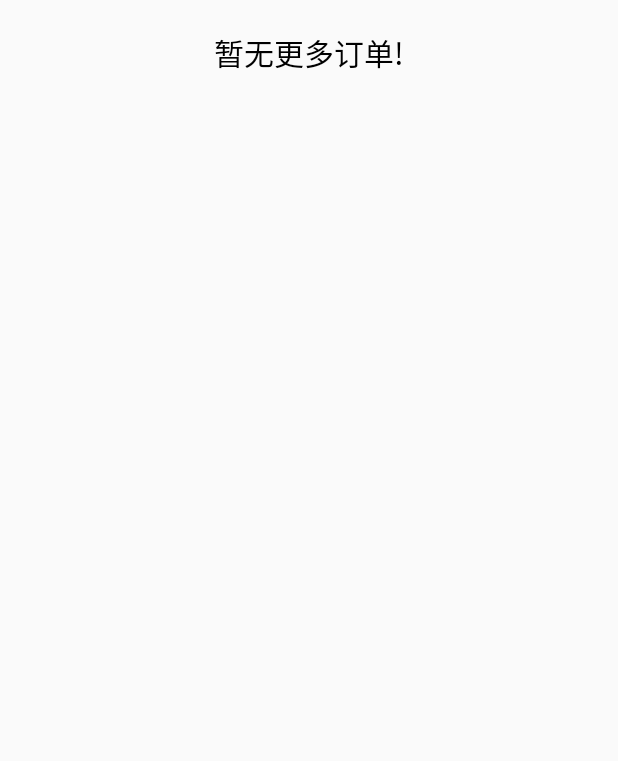
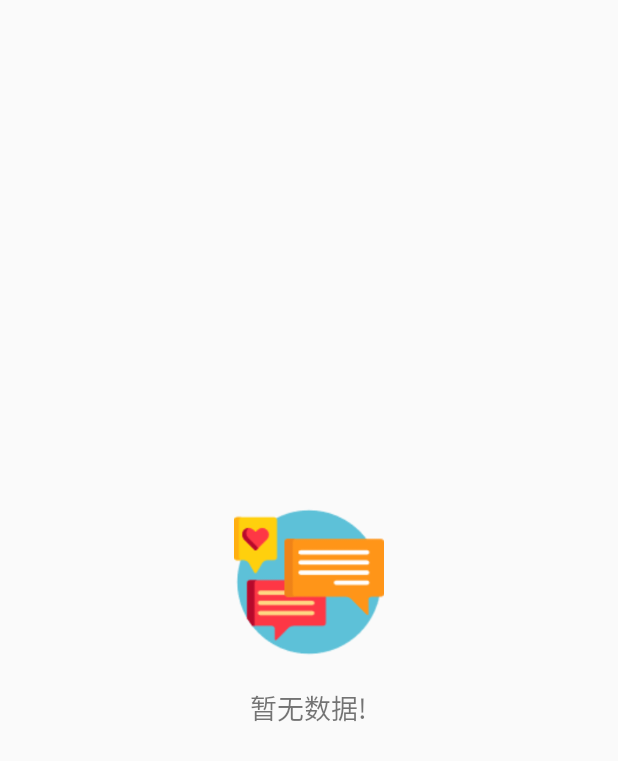
Before and after one commit to A-10ng/StudentAgency, an Android app: the layout recycle_no_indent_item.xml on its own in the app's theme, with its tools: preview values and no code run, on a phone screen of 412 x 824 dp. Shown: the top 761 px of the screen. Run offline under Robolectric (Android 15) with nearby library versions, the phone set to English and light mode, and no system bars; network calls fail.

Commit message:
function---修复新增地址请求，上传头像请求失败bug，改变发布订单时的地址输入方式。

```diff
--- a/app/src/main/java/com/example/studentagency/http/ApiService.java
+++ b/app/src/main/java/com/example/studentagency/http/ApiService.java
@@ -73,12 +73,12 @@ public interface ApiService {
     //上传头像
     @Multipart
     @POST("api-user/user/uploadAvatar")
-    Observable<ResponseBean> uploadAvatar(@Part MultipartBody.Part avatar, @Query("userId") int userId);
+    Observable<ResponseBean> uploadAvatar(@Part MultipartBody.Part avatar, @Part("userId") int userId);
 
     //上传认证照片
     @Multipart
     @POST("api-user/user/uploadVerifyPic")
-    Observable<ResponseBean> uploadVerifyPic(@Part MultipartBody.Part verifyPic, @Query("userId") int userId);
+    Observable<ResponseBean> uploadVerifyPic(@Part MultipartBody.Part verifyPic, @Part("userId") int userId);
 
     //修改密码
     @FormUrlEncoded
@@ -171,7 +171,7 @@ public interface ApiService {
                                            @Field("type") int type,
                                            @Field("price") float price,
                                            @Field("description") String description,
-                                           @Field("address") String address,
+                                           @Field("addressId") int address,
                                            @Field("publishTime") String publishTime,
                                            @Field("planTime") String planTime);
 
--- a/app/src/main/java/com/example/studentagency/http/RetrofitHelper.java
+++ b/app/src/main/java/com/example/studentagency/http/RetrofitHelper.java
@@ -56,9 +56,9 @@ public class RetrofitHelper {
     public static String BASE_URL = "http://299s738j54.wicp.vip/";
 
     private static final String TAG = "RetrofitHelper";
-    private long CONNECT_TIMEOUT = 2L;
-    private long READ_TIMEOUT = 2L;
-    private long WRITE_TIMEOUT = 2L;
+    private long CONNECT_TIMEOUT = 3L;
+    private long READ_TIMEOUT = 3L;
+    private long WRITE_TIMEOUT = 3L;
     private static volatile RetrofitHelper mInstance = null;
     private Retrofit mRetrofit = null;
 
--- a/app/src/main/java/com/example/studentagency/mvp/model/PersonFragmentBaseModel.java
+++ b/app/src/main/java/com/example/studentagency/mvp/model/PersonFragmentBaseModel.java
@@ -60,7 +60,7 @@ public class PersonFragmentBaseModel implements IModel {
 
     public void uploadAvatar(int userId, File avatarFile, PersonFragmentUploadAvatarCallBack callBack){
         RequestBody requestBody = RequestBody.create(MediaType.parse("multipart/form-data"),avatarFile);
-        MultipartBody.Part avatar = MultipartBody.Part.createFormData("UserAvatar",avatarFile.getName(),requestBody);
+        MultipartBody.Part avatar = MultipartBody.Part.createFormData("avatar",avatarFile.getName(),requestBody);
         apiService.uploadAvatar(avatar,userId)
                 .observeOn(AndroidSchedulers.mainThread())
                 .subscribeOn(Schedulers.io())
--- a/app/src/main/java/com/example/studentagency/mvp/model/PublishActivityBaseModel.java
+++ b/app/src/main/java/com/example/studentagency/mvp/model/PublishActivityBaseModel.java
@@ -23,7 +23,7 @@ public class PublishActivityBaseModel implements IModel {
     private ApiService apiService = RetrofitHelper.getInstance().getServer();
 
     public void publishIndent(int publishId, int type, float price,
-                              String description, String address,
+                              String description, int address,
                               String publishTime, String planTime,
                               PublishActivityPublishIndentCallBack callBack) {
         apiService.publishIndent(publishId,type,price,description,address,publishTime,planTime)
--- a/app/src/main/java/com/example/studentagency/mvp/presenter/PublishActivityBasePresenter.java
+++ b/app/src/main/java/com/example/studentagency/mvp/presenter/PublishActivityBasePresenter.java
@@ -21,7 +21,7 @@ public class PublishActivityBasePresenter extends IPresenter {
     }
 
     public void publishIndent(int publishId, int type, float price,
-                              String description, String address,
+                              String description, int address,
                               String publishTime, String planTime){
         if (null != mIModel && null != mViewRef && null != mViewRef.get()){
             ((PublishActivityBaseModel)mIModel).publishIndent(
--- a/app/src/main/java/com/example/studentagency/ui/activity/AddressActivity.java
+++ b/app/src/main/java/com/example/studentagency/ui/activity/AddressActivity.java
@@ -107,6 +107,7 @@ public class AddressActivity extends BaseActivity implements AddressActivityBase
                 if (type == 101) {
                     Intent intent = new Intent();
                     intent.putExtra("pickedAddress", addressBean.getAddress());
+                    intent.putExtra("pickedAddressId", addressBean.getAddressId());
                     setResult(RESULT_OK, intent);
                     finish();
                 } else {
--- a/app/src/main/res/layout/activity_publish.xml
+++ b/app/src/main/res/layout/activity_publish.xml
@@ -154,13 +154,14 @@
                     android:layout_marginRight="15dp"
                     android:src="@drawable/address"/>
 
-                <EditText
-                    android:id="@+id/et_address"
+                <TextView
+                    android:id="@+id/tv_address"
                     android:layout_width="0dp"
                     android:layout_height="60dp"
                     android:layout_weight="1"
                     android:background="@drawable/edittext_no_line"
                     android:gravity="top"
+                    android:textSize="18sp"
                     android:hint="请输入收货地点"
                     android:maxLines="2"
                     android:minLines="2"/>
--- a/app/src/main/res/layout/recycle_no_indent_item.xml
+++ b/app/src/main/res/layout/recycle_no_indent_item.xml
@@ -1,16 +1,20 @@
 <?xml version="1.0" encoding="utf-8"?>
 <LinearLayout xmlns:android="http://schemas.android.com/apk/res/android"
-              android:orientation="vertical"
               android:layout_width="match_parent"
-              android:layout_height="80dp">
+              android:layout_height="match_parent"
+              android:gravity="center"
+              android:orientation="vertical">
+
+    <ImageView
+        android:layout_width="100dp"
+        android:layout_height="100dp"
+        android:src="@drawable/icon_nomessage"/>
 
     <TextView
         android:layout_width="wrap_content"
         android:layout_height="wrap_content"
-        android:layout_gravity="center_horizontal"
-        android:textColor="@color/black"
-        android:layout_margin="20dp"
-        android:textSize="20sp"
-        android:text="暂无更多订单!"/>
+        android:layout_marginTop="20dp"
+        android:text="暂无数据!"
+        android:textSize="18sp"/>
 
 </LinearLayout>
```
Also changed, not shown: app/src/main/java/com/example/studentagency/ui/activity/PublishActivity.java (+16 -5 lines).
